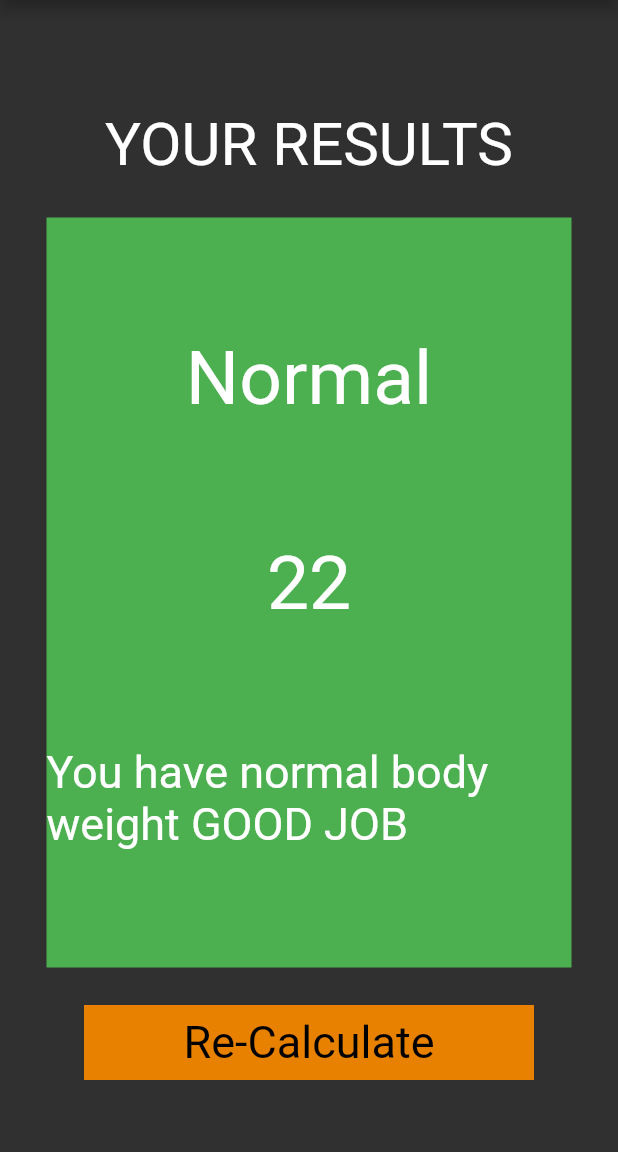
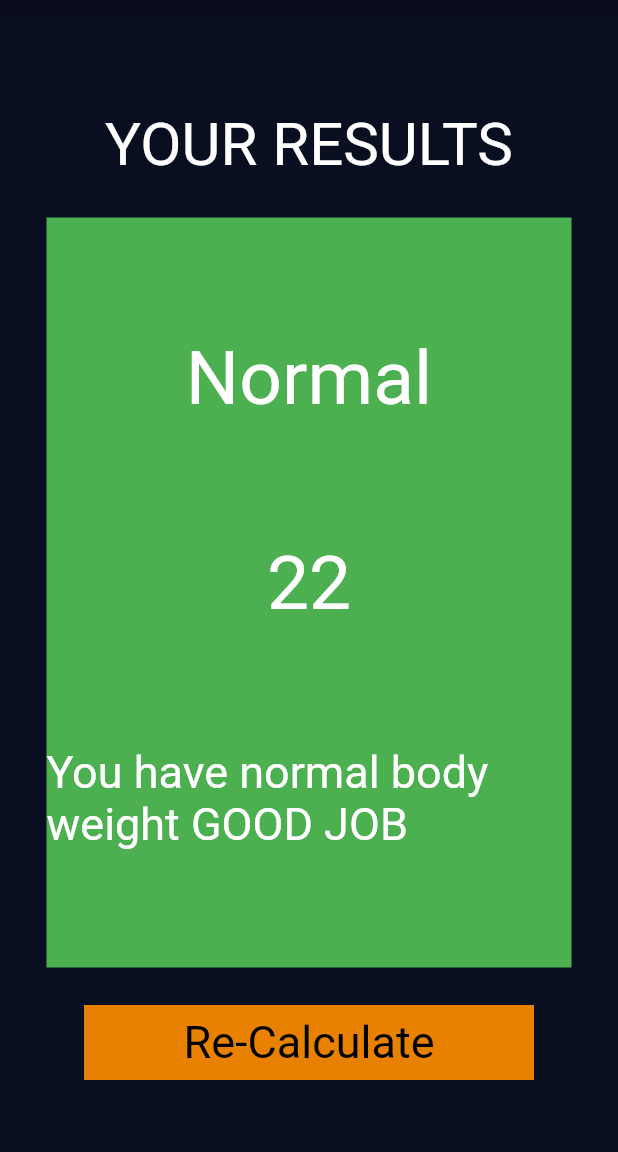
Before and after one commit to roshanjustin0010/BMI_calculator, a Flutter app: the screen it shows after launch, after a tap on "Calculate", on a phone screen of 412 x 824 dp, the part 84-1236 px from its top. Run offline on Flutter 3.47's test engine with Material 2 defaults, Android fonts, the phone set to English and light mode, and no system bars.

Commit message:
clean_v0.0

```diff
--- a/lib/main.dart
+++ b/lib/main.dart
@@ -1,9 +1,19 @@
 import 'package:bmi_calulator/Home_page.dart';
 import 'package:flutter/material.dart';
 
-void main() {
-  runApp(MaterialApp(
-    home: Home_pg(),
-    theme: ThemeData.dark(),
-  ));
+void main() => runApp(BMICalculator());
+
+class BMICalculator extends StatelessWidget {
+  const BMICalculator({Key? key}) : super(key: key);
+
+  @override
+  Widget build(BuildContext context) {
+    return MaterialApp(
+      theme: ThemeData.dark().copyWith(
+        primaryColor: Color(0xFF0A0E21),
+        scaffoldBackgroundColor: Color(0xFF0A0E21),
+      ),
+      home: Home_pg(),
+    );
+  }
 }
```
